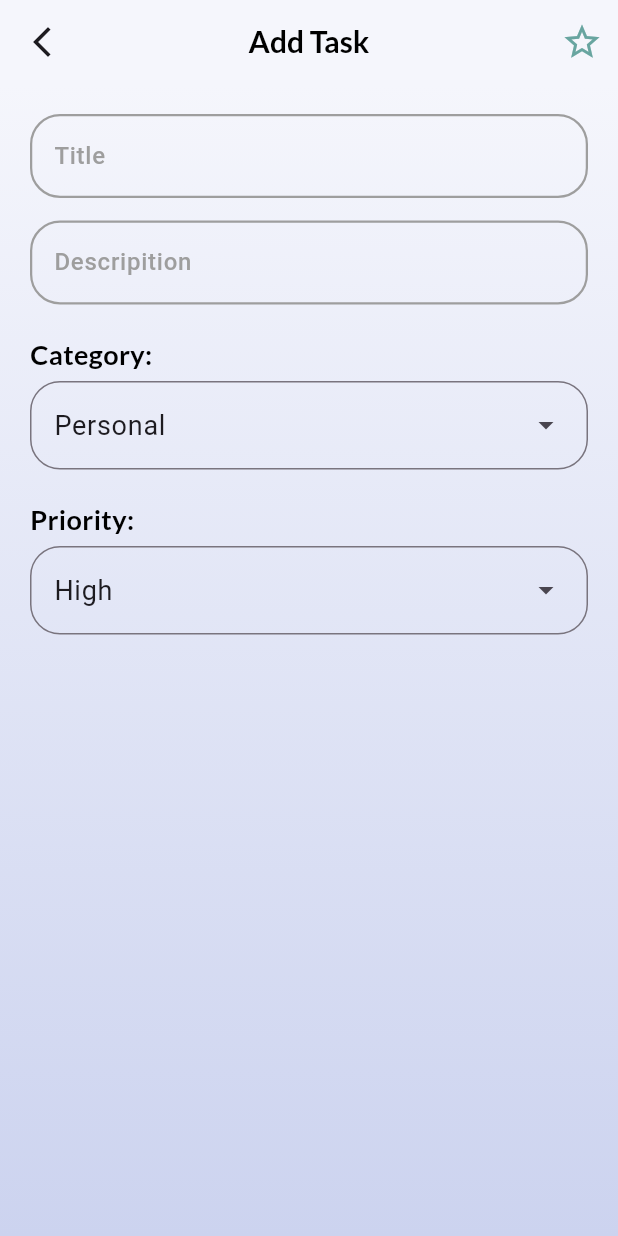
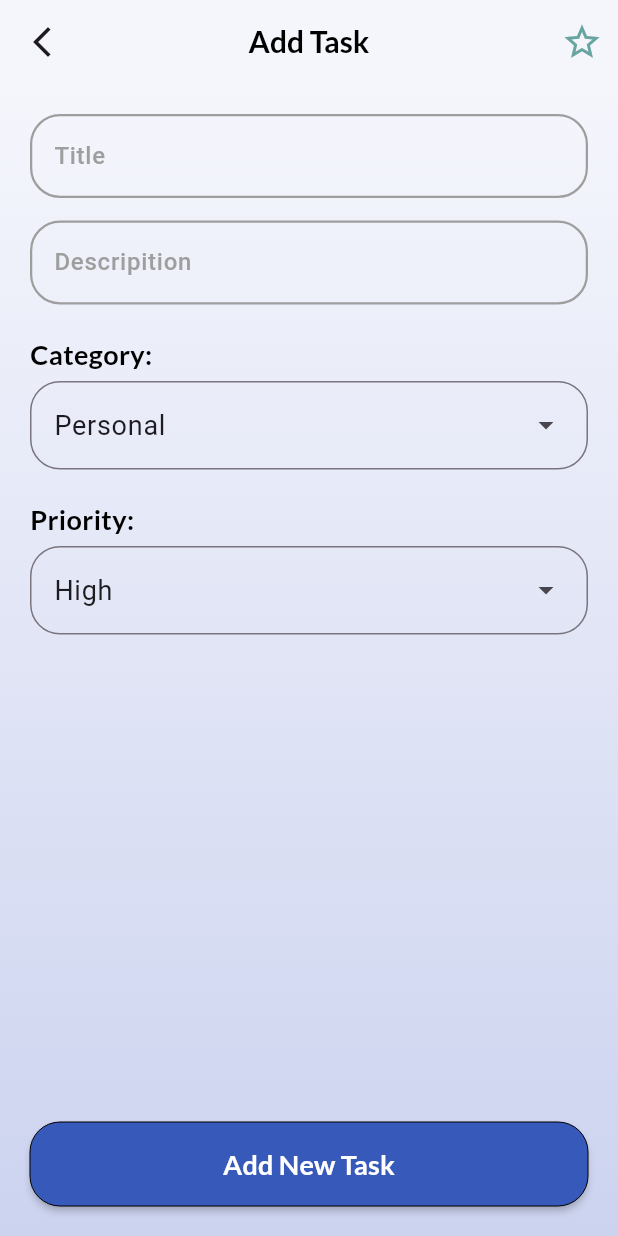
Before and after one commit to zeyadali06/Teknosoft-tasks, a Flutter app: the CreateNewTaskView screen opened directly, on a phone screen of 412 x 824 dp. Run offline on Flutter 3.47's test engine with Material 3 defaults, Android fonts, the phone set to English and light mode, and no system bars; our stand-ins replace flutter_bloc, hive, hive_flutter, numberpicker; accounts and stored records are empty.

Commit message:
add add new task button to add task view body

```diff
--- /dev/null
+++ b/To-Do List App/lib/Core/CommonWidgets/CustomButton.dart
@@ -0,0 +1,23 @@
+// ignore_for_file: file_names
+
+import 'package:flutter/material.dart';
+import 'package:todo_list_app/Core/Utils/Styles.dart';
+import 'package:todo_list_app/constants.dart';
+
+class CustomButton extends StatelessWidget {
+  const CustomButton({super.key, required this.onPressed});
+
+  final void Function()? onPressed;
+
+  @override
+  Widget build(BuildContext context) {
+    return MaterialButton(
+      onPressed: () {},
+      minWidth: double.infinity,
+      color: kPrimaryColor,
+      padding: const EdgeInsets.all(15),
+      shape: OutlineInputBorder(borderRadius: BorderRadius.circular(kRaduis), borderSide: const BorderSide(width: 0)),
+      child: Text('Add New Task', style: Styles.blue18Bold.copyWith(color: Colors.white)),
+    );
+  }
+}
--- a/To-Do List App/lib/Features/CreateUpdateTasks/Presentation/Views/widgets/CreateNewTaskViewBody.dart
+++ b/To-Do List App/lib/Features/CreateUpdateTasks/Presentation/Views/widgets/CreateNewTaskViewBody.dart
@@ -1,6 +1,7 @@
 // ignore_for_file: file_names
 
 import 'package:flutter/material.dart';
+import 'package:todo_list_app/Core/CommonWidgets/CustomButton.dart';
 import 'package:todo_list_app/Core/CommonWidgets/LinearGrdientColor.dart';
 import 'package:todo_list_app/Core/Utils/Styles.dart';
 import 'package:todo_list_app/Features/CreateUpdateTasks/Presentation/Data/Models/TaskModel.dart';
@@ -32,6 +33,8 @@ class CreateNewTaskViewBody extends StatelessWidget {
               Text('Priority:', style: Styles.blue18Bold.copyWith(color: Colors.black)),
               const SizedBox(height: 5),
               CustomDropdownButton(thingsToDisplay: Priority.all, initialText: Priority.firstItem, onSelected: (selected) {}),
+              const Spacer(),
+              CustomButton(onPressed: () {}),
             ],
           ),
         ),
```
